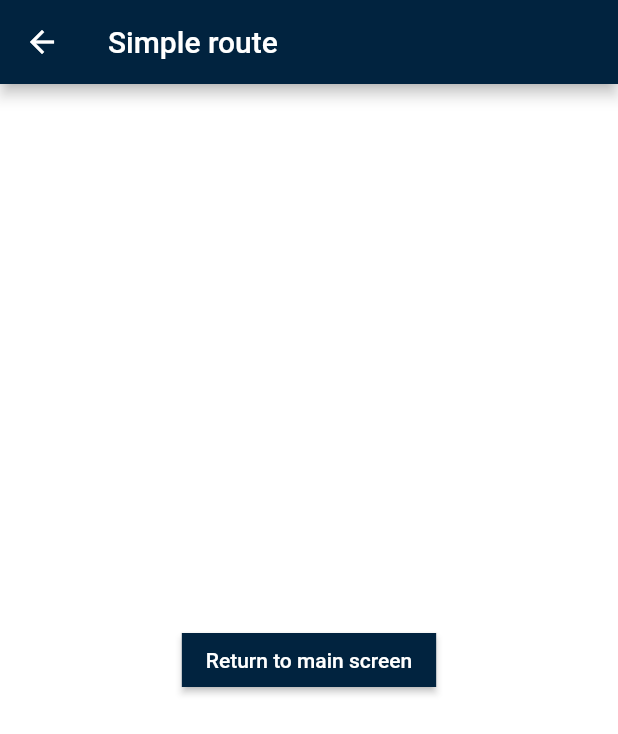
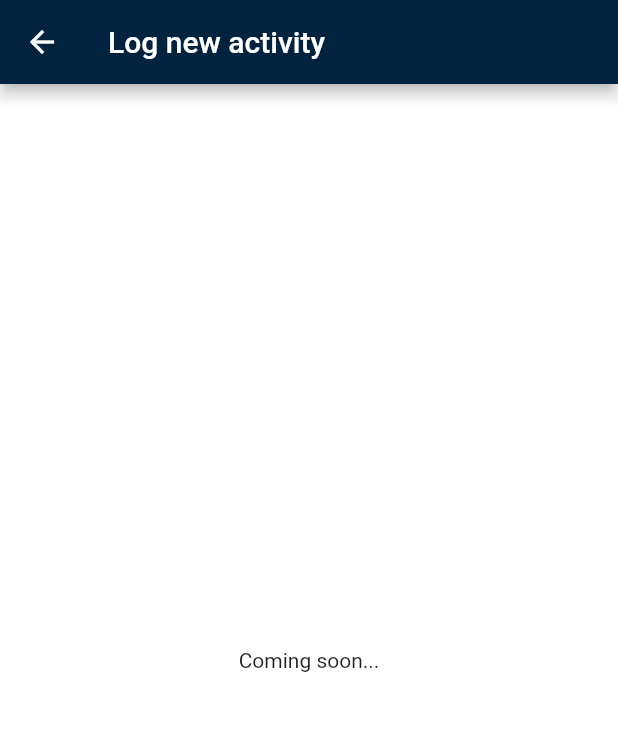
Before and after one commit to wildsurf/chorebuddies, a Flutter app: the screen it shows once a user with an empty profile is signed in, after a tap on the "add" icon, on a phone screen of 412 x 824 dp. Shown: the top 734 px of the screen. Run offline on Flutter 3.47's test engine with Material 2 defaults, Android fonts, the phone set to English and light mode, and no system bars; our stand-ins replace cloud_firestore, firebase_auth, google_sign_in, rxdart; accounts and stored records are empty; statements that could not run were skipped.

Commit message:
Refactoring activities config to external file

```diff
--- a/lib/app.dart
+++ b/lib/app.dart
@@ -1,6 +1,7 @@
 import 'package:chorebuddies/screens/activities_screen.dart';
 import 'package:chorebuddies/screens/signin_screen.dart';
 import 'package:chorebuddies/services/auth.dart';
+import 'package:firebase_auth/firebase_auth.dart';
 import 'package:flutter/material.dart';
 
 const appTitle = 'Chore Buddies';
@@ -12,7 +13,9 @@ class App extends StatelessWidget {
       stream: authService.user,
       builder: (context, user) {
         if (user.hasData) {
-          return ActivitiesScreen();
+          return ActivitiesScreen(
+            user: user.data,
+          );
         } else {
           return SigninScreen();
         }
--- a/lib/components/activity_item.dart
+++ b/lib/components/activity_item.dart
@@ -14,11 +14,10 @@ class ActivityItem extends StatelessWidget {
     return Container(
       decoration: BoxDecoration(
         border: BorderDirectional(
-          top: BorderSide.none,
-          bottom: BorderSide(
-            color: Colors.grey,
-          )
-        ),
+            top: BorderSide.none,
+            bottom: BorderSide(
+              color: Colors.grey,
+            )),
       ),
       child: Row(
         children: <Widget>[
@@ -28,18 +27,26 @@ class ActivityItem extends StatelessWidget {
             child: Column(
               children: <Widget>[
                 CircleAvatar(
-                  backgroundColor: activityColors[activity.name],
+                  backgroundColor: activity.color,
                   foregroundColor: Colors.white,
                   child: Icon(
-                    activityIcons[activity.name],
+                    activity.icon,
                   ),
                 ),
               ],
             ),
           ),
-          Text(
-            "${activityTitles[activity.name]} (${activityTypes[activity.type]})",
-            style: Theme.of(context).textTheme.title,
+          Row(
+            children: [
+              Text(
+                activity.title,
+                style: Theme.of(context).textTheme.title,
+              ),
+              Text(
+                " (${activity.type})",
+                style: Theme.of(context).textTheme.subtitle,
+              ),
+            ],
           ),
           Expanded(
             child: Padding(
--- /dev/null
+++ b/lib/models/activity_config.dart
@@ -0,0 +1,78 @@
+import 'dart:collection';
+import 'dart:convert';
+
+import 'package:chorebuddies/services/assets.dart';
+import 'package:flutter/material.dart';
+
+class ActivityConfig {
+  final String title;
+  final IconData icon;
+  final Color color;
+  final Map<String, ActivityType> types;
+
+  // Cache the activity config
+  static LinkedHashMap<String, ActivityConfig> _activityConfig;
+
+  ActivityConfig(
+      {@required this.title,
+      @required this.icon,
+      @required this.color,
+      @required this.types});
+
+  static ActivityConfig fromJson(Map<String, dynamic> map) {
+    final types = LinkedHashMap<String, ActivityType>();
+
+    map["types"].keys.forEach((key) =>
+        types.putIfAbsent(key, () => ActivityType.fromJson(map["types"][key])));
+
+    return ActivityConfig(
+        title: map["title"],
+        icon: activityIcons[map["icon"]],
+        color: Color(int.parse(map["color"])),
+        types: types);
+  }
+
+  static Future<LinkedHashMap<String, ActivityConfig>> loadActivityConfig(
+      BuildContext context) async {
+    // Return cached value if possible
+    if (_activityConfig != null) {
+      return Future.value(_activityConfig);
+    }
+
+    // Otherwise load from assets folder
+    final json = await getActivityConfig(context);
+    final Map<String, dynamic> data = JsonDecoder().convert(json);
+    final activityConfig = LinkedHashMap<String, ActivityConfig>();
+    if (data is! Map) {
+      throw ('Data retrieved from API is not a Map');
+    }
+    data.keys.forEach((key) => {
+          activityConfig.putIfAbsent(
+              key, () => ActivityConfig.fromJson(data[key]))
+        });
+
+    return activityConfig;
+  }
+}
+
+class ActivityType {
+  final String title;
+  final int points;
+
+  ActivityType({@required this.title, @required this.points});
+
+  static ActivityType fromJson(Map<String, dynamic> data) {
+    return ActivityType(
+      title: data["title"],
+      points: data["points"],
+    );
+  }
+}
+
+const activityIcons = {
+  "toll": Icons.toll,
+  "translate": Icons.translate,
+  "opacity": Icons.opacity,
+  "surround_sound": Icons.surround_sound,
+  "toys": Icons.toys,
+};
--- a/lib/screens/activities_screen.dart
+++ b/lib/screens/activities_screen.dart
@@ -1,13 +1,42 @@
+import 'dart:collection';
+
 import 'package:chorebuddies/components/activity_item.dart';
 import 'package:chorebuddies/components/loading_spinner.dart';
 import 'package:chorebuddies/components/main_app_bar.dart';
 import 'package:chorebuddies/models/activity.dart';
+import 'package:chorebuddies/models/activity_config.dart';
 import 'package:chorebuddies/screens/new_activity_screen.dart';
 import 'package:chorebuddies/services/auth.dart';
 import 'package:cloud_firestore/cloud_firestore.dart';
+import 'package:firebase_auth/firebase_auth.dart';
 import 'package:flutter/material.dart';
 
-class ActivitiesScreen extends StatelessWidget {
+class ActivitiesScreen extends StatefulWidget {
+  final FirebaseUser user;
+
+  const ActivitiesScreen({Key key, this.user}) : super(key: key);
+
+  @override
+  _ActivitiesScreenState createState() => _ActivitiesScreenState();
+}
+
+class _ActivitiesScreenState extends State<ActivitiesScreen> {
+
+  LinkedHashMap<String, ActivityConfig> _activitiesConfig;
+
+  _ActivitiesScreenState();
+
+  @override
+  Future<void> didChangeDependencies() async {
+    super.didChangeDependencies();
+    if (_activitiesConfig == null) {
+      final activitiesConfig = await ActivityConfig.loadActivityConfig(context);
+      setState(() {
+        _activitiesConfig = activitiesConfig;
+      });
+    }
+  }
+
   void _addButtonSelect(BuildContext context) {
     print("Trying to add activity");
     Navigator.of(context).push(
@@ -24,7 +53,7 @@ class ActivitiesScreen extends StatelessWidget {
             .collection("activities")
             .where(
               "uid",
-              isEqualTo: authService.currentUser?.uid,
+              isEqualTo: widget.user.uid,
             )
             .snapshots(),
         builder: (context, AsyncSnapshot<QuerySnapshot> snapshot) {
@@ -47,8 +76,8 @@ class ActivitiesScreen extends StatelessWidget {
 
           return ListView.builder(
             itemBuilder: (BuildContext context, int index) => ActivityItem(
-                activity:
-                    Activity.fromDocument(snapshot.data.documents[index])),
+                activity: Activity.fromDocument(
+                    _activitiesConfig, snapshot.data.documents[index])),
             itemCount: snapshot.data.documents.length,
           );
         },
@@ -62,11 +91,17 @@ class ActivitiesScreen extends StatelessWidget {
       appBar: MainAppBar(
         "My Activities",
       ),
-      body: _buildActivityList(context),
-      floatingActionButton: FloatingActionButton(
-        onPressed: () => _addButtonSelect(context),
-        child: Icon(Icons.add),
-      ),
+      body: _activitiesConfig == null
+          ? Container(
+              child: LoadingSpinner(),
+            )
+          : _buildActivityList(context),
+      floatingActionButton: _activitiesConfig == null
+          ? null
+          : FloatingActionButton(
+              onPressed: () => _addButtonSelect(context),
+              child: Icon(Icons.add),
+            ),
     );
   }
 }
--- a/lib/screens/new_activity_screen.dart
+++ b/lib/screens/new_activity_screen.dart
@@ -5,13 +5,10 @@ class NewActivityScreen extends StatelessWidget {
   Widget build(BuildContext context) {
     return Scaffold(
       appBar: AppBar(
-        title: Text('Simple route'),
+        title: Text('Log new activity'),
       ),
       body: Center(
-        child: RaisedButton(
-          onPressed: () => Navigator.pop(context),
-          child: Text('Return to main screen'),
-        ),
+        child: Text('Coming soon...'),
       ),
     );
   }
--- a/lib/screens/signin_screen.dart
+++ b/lib/screens/signin_screen.dart
@@ -26,18 +26,8 @@ class SigninScreen extends StatelessWidget {
   Widget _buildBuddiesImage(BuildContext context) {
     return Container(
       height: MediaQuery.of(context).size.height * 0.35,
-      decoration: BoxDecoration(
-        shape: BoxShape.circle,
-        color: Theme.of(context).secondaryHeaderColor,
-        boxShadow: [
-          BoxShadow(
-            color: Colors.grey,
-            blurRadius: 10.5,
-            spreadRadius: 1.0,
-          ),
-        ],
-      ),
-      child: ClipOval(
+      child: ClipRRect(
+        borderRadius: BorderRadius.all(Radius.circular(40.0)),
         child: FadeInImage(
           placeholder: getPlaceholder(),
           fit: BoxFit.cover,
--- a/lib/services/assets.dart
+++ b/lib/services/assets.dart
@@ -1,5 +1,3 @@
-
-
 import 'package:flutter/material.dart';
 
 Image getLogo() {
@@ -20,3 +18,8 @@ AssetImage getBuddies() {
 AssetImage getPlaceholder() {
   return AssetImage("assets/images/placeholder.png");
 }
+
+Future<String> getActivityConfig(BuildContext context) {
+  return DefaultAssetBundle.of(context)
+      .loadString('assets/data/activity_config.json');
+}
--- a/pubspec.yaml
+++ b/pubspec.yaml
@@ -14,7 +14,7 @@ description: Helping people to share their household chores ... &#x27;cause cari
 version: 1.0.0+1
 
 environment:
-  sdk: ">=2.1.0 <3.0.0"
+  sdk: ">=2.2.0 <3.0.0"
 
 dependencies:
   flutter:
@@ -65,6 +65,7 @@ flutter:
     - assets/images/chore_buddies_logo.png
     - assets/images/buddies.jpg
     - assets/images/placeholder.png
+    - assets/data/activity_config.json
 
   # An image asset can refer to one or more resolution-specific "variants", see
   # https://flutter.dev/assets-and-images/#resolution-aware.
```
Also changed, not shown: assets/data/activity_config.json (added, +97 -0 lines), lib/models/activity.dart (+24 -32 lines), lib/services/auth.dart (+17 -10 lines).
